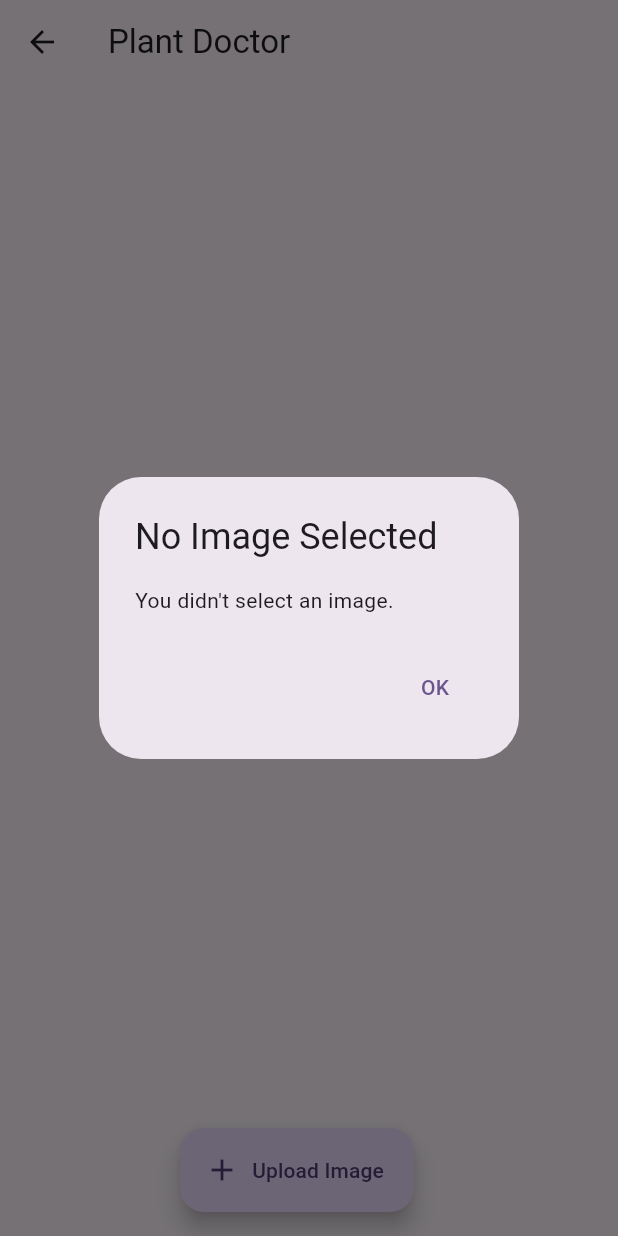
After one commit to ishashankmittal/Super-App, a Flutter app: the PlantDoctorHome screen opened by its route, after a tap on "Upload Image", on a phone screen of 412 x 824 dp. The commit adds this screen. Run offline on Flutter 3.47's test engine with Material 2 defaults, Android fonts, the phone set to English and light mode, and no system bars; our stand-ins replace image_picker.

Commit message:
tflite and image picker added

```diff
--- a/lib/main.dart
+++ b/lib/main.dart
@@ -1,5 +1,6 @@
 import 'package:flutter/material.dart';
 import 'package:super_app/views/recipes_home.dart';
+import 'package:super_app/views/plant_doctor_home.dart';
 
 void main() {
   runApp(const MyApp());
@@ -19,7 +20,7 @@ class MyApp extends StatelessWidget {
       home: const MyHomePage(title: 'Super App'),
       routes: {
         '/recipes': (context) => RecipesHome(),
-        '/rainfall': (context) => RainfallPage(),
+        '/doctor': (context) => PlantDoctorHome(),
         '/bmi': (context) => BMIPage(),
       },
     );
@@ -50,9 +51,9 @@ class MyHomePage extends StatelessWidget {
               },
             ),
             CustomCard(
-              title: 'Rainfall',
+              title: 'Plant Doctor',
               onTap: () {
-                Navigator.pushNamed(context, '/rainfall');
+                Navigator.pushNamed(context, '/doctor');
               },
             ),
             CustomCard(
@@ -95,19 +96,6 @@ class CustomCard extends StatelessWidget {
   }
 }
 
-class RainfallPage extends StatelessWidget {
-  @override
-  Widget build(BuildContext context) {
-    return Scaffold(
-      appBar: AppBar(
-        title: Text('Rainfall Page'),
-      ),
-      body: Center(
-        child: Text('Rainfall Content Goes Here'),
-      ),
-    );
-  }
-}
 
 class BMIPage extends StatelessWidget {
   @override
--- /dev/null
+++ b/lib/views/plant_doctor_home.dart
@@ -0,0 +1,93 @@
+import 'dart:io';
+import 'package:flutter/material.dart';
+import 'package:image_picker/image_picker.dart';
+
+class PlantDoctorHome extends StatefulWidget {
+  const PlantDoctorHome({super.key});
+
+  @override
+  State<PlantDoctorHome> createState() => _PlantDoctorHomeState();
+}
+
+ class _PlantDoctorHomeState extends State<PlantDoctorHome> {
+//   bool _loading=true;
+//   late File _image;
+//   late List _output;
+//   final picker =Imagepicker();
+//
+//   @override
+//   void initState(){
+//     super.initState();
+//     loadModel().then((value){
+//       setState(() {
+//
+//       });
+//     });
+//   }
+//
+//   @override
+//   void dispose(){
+//     super.dispose();
+//     Tflite.close();
+//   }
+//
+//   classifyImage(File)
+
+  @override
+  Widget build(BuildContext context) {
+    return Scaffold(
+      appBar: AppBar(
+        title: Text('Plant Doctor'),
+      ),
+      body: ListView(
+        children: [
+
+        ],
+      ),
+      floatingActionButton: Row(
+        mainAxisAlignment: MainAxisAlignment.center,
+        children: <Widget>[
+          const SizedBox(width: 16),
+          // An example of the extended floating action button.
+          //
+          // https://m3.material.io/components/extended-fab/specs#686cb8af-87c9-48e8-a3e1-db9da6f6c69b
+          FloatingActionButton.extended(
+            onPressed: pickImage,
+            label: const Text('Upload Image'),
+            icon: const Icon(Icons.add),
+          ),
+        ],
+      ),
+    );
+  }
+  Future<void> pickImage() async {
+    final ImagePicker _picker = ImagePicker();
+    final XFile? pickedFile = await _picker.pickImage(
+      source: ImageSource.gallery,
+    );
+    if (pickedFile != null) {
+      File image = File(pickedFile!.path);
+      // Now you have the selected image in the 'image' variable
+    } else {
+      // Handle the case where the user didn't select an image
+      showDialog(
+        context: context,
+        builder: (BuildContext context) {
+          return AlertDialog(
+            title: Text('No Image Selected'),
+            content: Text('You didn\'t select an image.'),
+            actions: [
+              TextButton(
+                onPressed: () {
+                  Navigator.of(context).pop(); // Close the dialog
+                },
+                child: Text('OK'),
+              ),
+            ],
+          );
+        },
+      );
+    }
+  }
+
+}
```
Also changed, not shown: assets/labels.txt (added, +28 -0 lines), pubspec.yaml (+4 -3 lines), pubspec.lock, 8 other files.
